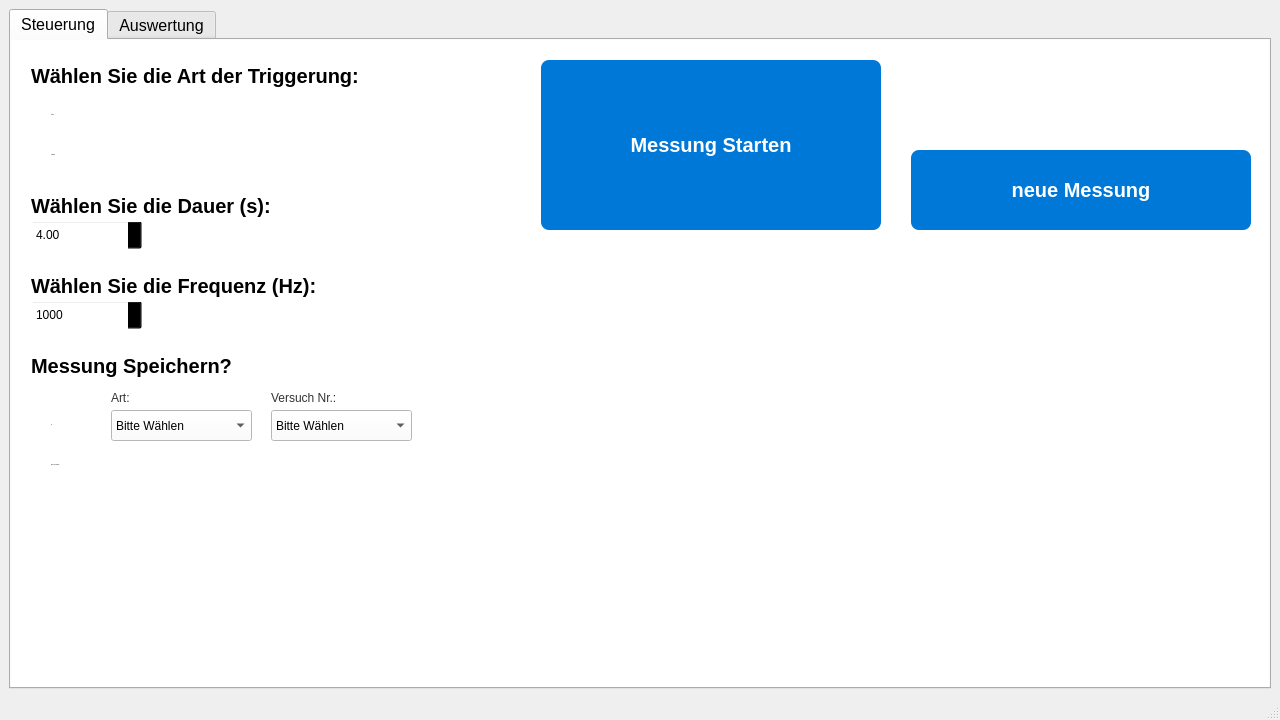
Above: app_GUI_safe.ui from TillSchroeter/RaspberryPi_Snapcoach before the change. Below: the same form after it.
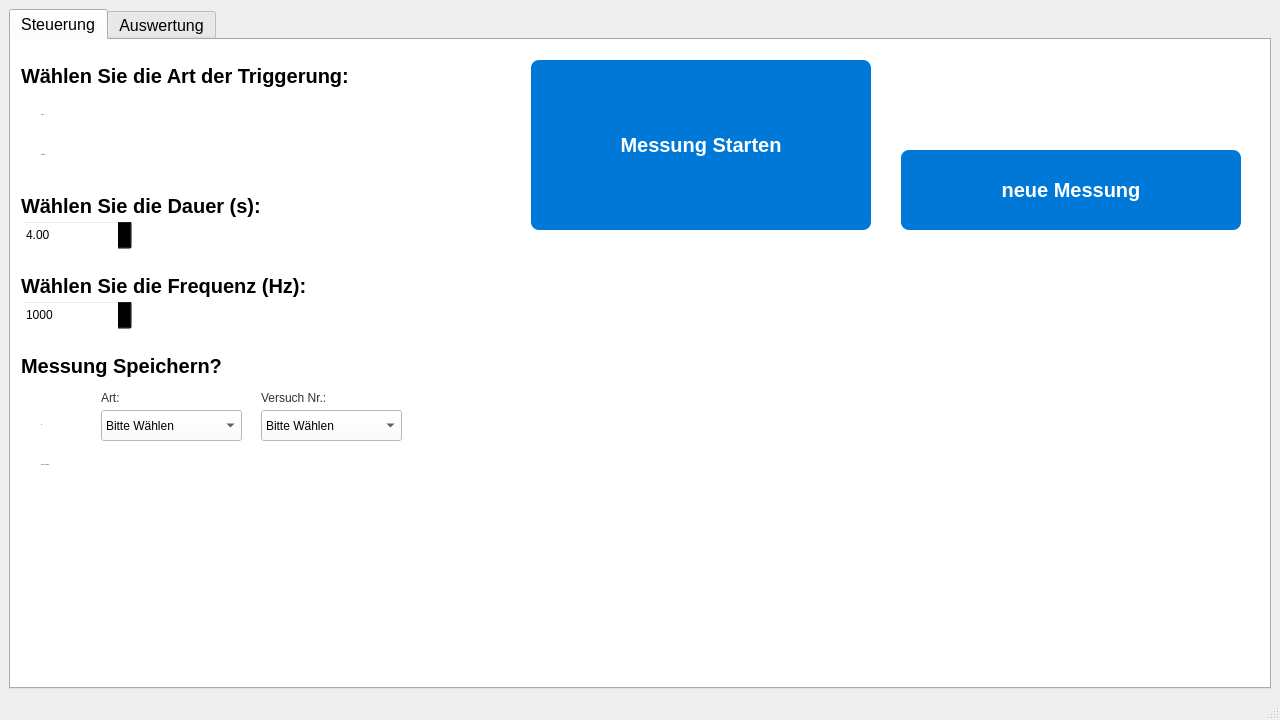
That is the form after the change.

```diff
--- a/app_GUI_safe.ui
+++ b/app_GUI_safe.ui
@@ -188,13 +188,13 @@
        <attribute name="title">
         <string>Steuerung</string>
        </attribute>
-       <widget class="QFrame" name="signal_frame">
+       <widget class="QFrame" name="frame">
         <property name="geometry">
          <rect>
-          <x>0</x>
+          <x>-10</x>
           <y>0</y>
-          <width>1261</width>
-          <height>621</height>
+          <width>1271</width>
+          <height>631</height>
          </rect>
         </property>
         <property name="styleSheet">
@@ -349,7 +349,7 @@
            <x>900</x>
            <y>200</y>
            <width>340</width>
-           <height>30</height>
+           <height>60</height>
           </rect>
          </property>
          <property name="font">
@@ -371,7 +371,7 @@
            <x>530</x>
            <y>200</y>
            <width>340</width>
-           <height>30</height>
+           <height>60</height>
           </rect>
          </property>
          <property name="font">
@@ -735,9 +735,9 @@
          <property name="geometry">
           <rect>
            <x>530</x>
-           <y>240</y>
+           <y>310</y>
            <width>340</width>
-           <height>30</height>
+           <height>60</height>
           </rect>
          </property>
          <property name="font">
@@ -752,7 +752,9 @@
          <property name="text">
           <string/>
          </property>
-        </widget>
+         <property name="wordWrap">
+          <bool>true</bool>
+         </property>
        </widget>
        <widget class="QLabel" name="art_trigg">
         <property name="geometry">
@@ -777,6 +779,43 @@
         <property name="text">
          <string>Wählen Sie die Art der Triggerung:</string>
         </property>
+        </widget>
+        <widget class="QFrame" name="signal_frame">
+         <property name="geometry">
+          <rect>
+           <x>9</x>
+           <y>-1</y>
+           <width>1251</width>
+           <height>601</height>
+          </rect>
+         </property>
+         <property name="frameShape">
+          <enum>QFrame::StyledPanel</enum>
+         </property>
+         <property name="frameShadow">
+          <enum>QFrame::Raised</enum>
+         </property>
+        </widget>
+        <zorder>akustisch</zorder>
+        <zorder>visuell</zorder>
+        <zorder>par_frequenz</zorder>
+        <zorder>par_dauer</zorder>
+        <zorder>dauer</zorder>
+        <zorder>frequenz</zorder>
+        <zorder>status_neue_mess</zorder>
+        <zorder>status_mess_start</zorder>
+        <zorder>btn_neue_messung</zorder>
+        <zorder>btn_start_messung</zorder>
+        <zorder>speichern</zorder>
+        <zorder>speichern_ja</zorder>
+        <zorder>speichern_nein</zorder>
+        <zorder>box_art</zorder>
+        <zorder>box_ver_nr</zorder>
+        <zorder>label_ver_nr</zorder>
+        <zorder>label_art</zorder>
+        <zorder>status_speichern</zorder>
+        <zorder>art_trigg</zorder>
+        <zorder>signal_frame</zorder>
        </widget>
       </widget>
       <widget class="QWidget" name="Auswertung">
```
Lines whose indentation alone changed are shown as unchanged.
